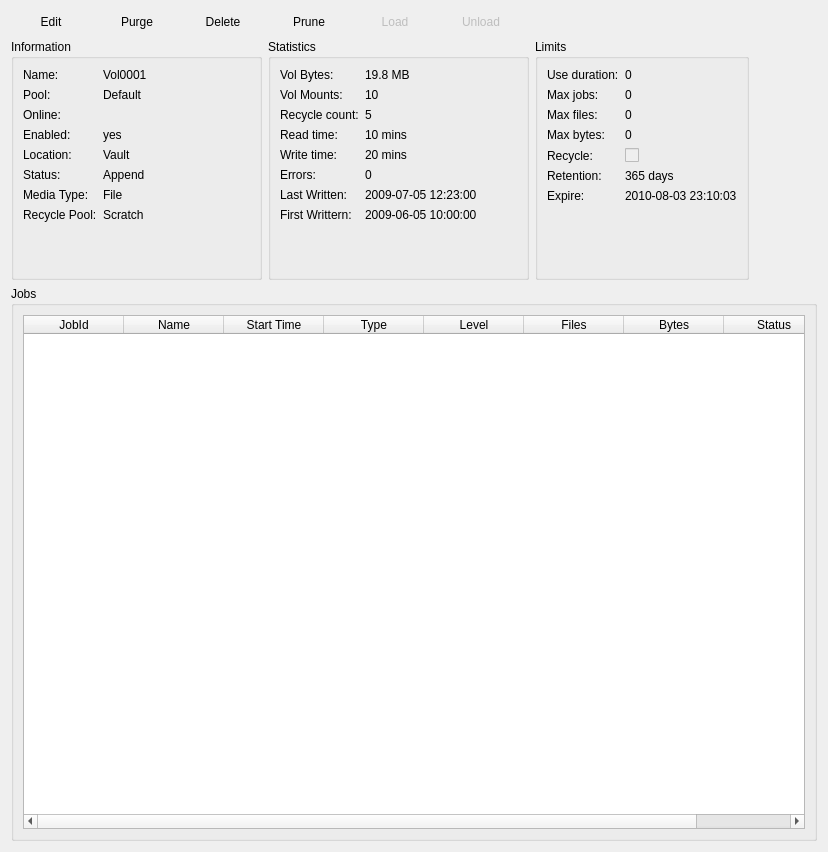
Before: the Qt Designer form bacula/src/qt-console/mediainfo/mediainfo.ui in rkorzeniewski/bacula, drawn with Qt 5.
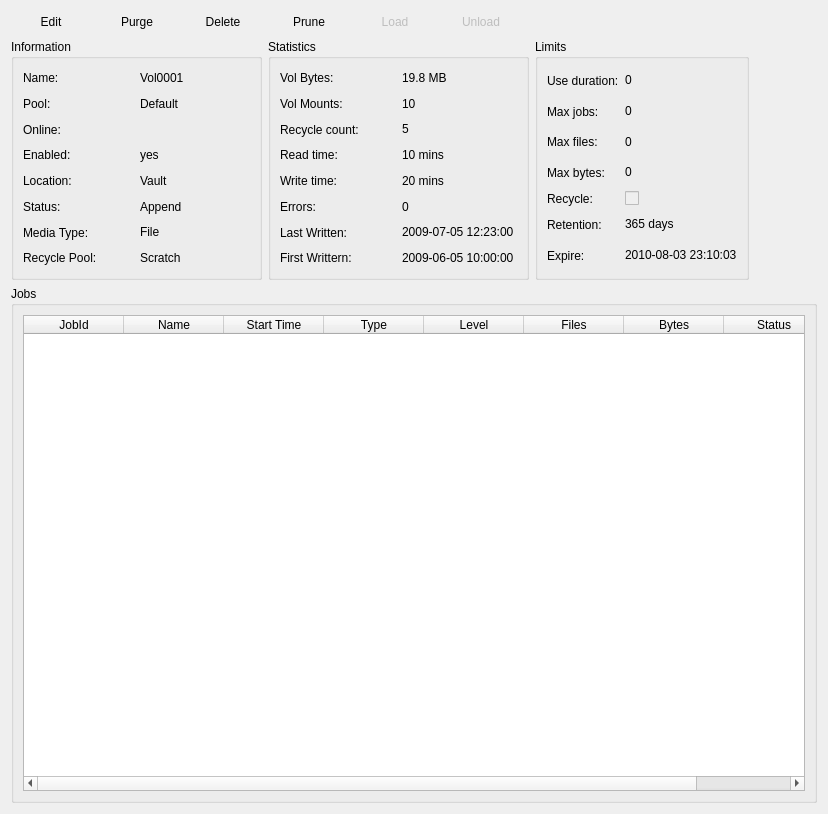
After: the same form once the commit is applied. Icons and pictures are not drawn.

Commit message: remove QFormLayout, and use QGridLayout instead

Diff of the .ui file:
```diff
--- a/bacula/src/qt-console/mediainfo/mediainfo.ui
+++ b/bacula/src/qt-console/mediainfo/mediainfo.ui
@@ -6,7 +6,7 @@
     <x>0</x>
     <y>0</y>
     <width>828</width>
-    <height>852</height>
+    <height>814</height>
    </rect>
   </property>
   <property name="windowTitle" >
@@ -148,16 +148,24 @@
        <property name="title" >
         <string>Information</string>
        </property>
-       <layout class="QFormLayout" name="formLayout_3" >
-        <property name="fieldGrowthPolicy" >
-         <enum>QFormLayout::AllNonFixedFieldsGrow</enum>
-        </property>
-        <property name="labelAlignment" >
-         <set>Qt::AlignLeading|Qt::AlignLeft|Qt::AlignVCenter</set>
-        </property>
-        <property name="formAlignment" >
-         <set>Qt::AlignLeading|Qt::AlignLeft|Qt::AlignTop</set>
-        </property>
+       <layout class="QGridLayout" name="gridLayout" >
+        <item row="0" column="0" >
+         <widget class="QLabel" name="label_17" >
+          <property name="text" >
+           <string>Name:</string>
+          </property>
+         </widget>
+        </item>
+        <item row="0" column="1" >
+         <widget class="QLabel" name="label_VolumeName" >
+          <property name="text" >
+           <string>Vol0001</string>
+          </property>
+          <property name="textInteractionFlags" >
+           <set>Qt::LinksAccessibleByMouse|Qt::TextSelectableByMouse</set>
+          </property>
+         </widget>
+        </item>
         <item row="1" column="0" >
          <widget class="QLabel" name="label" >
           <property name="text" >
@@ -274,23 +282,6 @@
           </property>
          </widget>
         </item>
-        <item row="0" column="0" >
-         <widget class="QLabel" name="label_17" >
-          <property name="text" >
-           <string>Name:</string>
-          </property>
-         </widget>
-        </item>
-        <item row="0" column="1" >
-         <widget class="QLabel" name="label_VolumeName" >
-          <property name="text" >
-           <string>Vol0001</string>
-          </property>
-          <property name="textInteractionFlags" >
-           <set>Qt::LinksAccessibleByMouse|Qt::TextSelectableByMouse</set>
-          </property>
-         </widget>
-        </item>
        </layout>
       </widget>
      </item>
@@ -317,16 +308,7 @@
        <property name="title" >
         <string>Statistics</string>
        </property>
-       <layout class="QFormLayout" name="formLayout_2" >
-        <property name="fieldGrowthPolicy" >
-         <enum>QFormLayout::AllNonFixedFieldsGrow</enum>
-        </property>
-        <property name="labelAlignment" >
-         <set>Qt::AlignLeading|Qt::AlignLeft|Qt::AlignVCenter</set>
-        </property>
-        <property name="formAlignment" >
-         <set>Qt::AlignLeading|Qt::AlignLeft|Qt::AlignTop</set>
-        </property>
+       <layout class="QGridLayout" name="gridLayout_2" >
         <item row="0" column="0" >
          <widget class="QLabel" name="label_6" >
           <property name="text" >
@@ -489,13 +471,7 @@
        <property name="title" >
         <string>Limits</string>
        </property>
-       <layout class="QFormLayout" name="formLayout" >
-        <property name="labelAlignment" >
-         <set>Qt::AlignLeading|Qt::AlignLeft|Qt::AlignVCenter</set>
-        </property>
-        <property name="formAlignment" >
-         <set>Qt::AlignLeading|Qt::AlignLeft|Qt::AlignTop</set>
-        </property>
+       <layout class="QGridLayout" name="gridLayout_3" >
         <item row="0" column="0" >
          <widget class="QLabel" name="label_9" >
           <property name="text" >
```
The commit also changes 1 other file.
